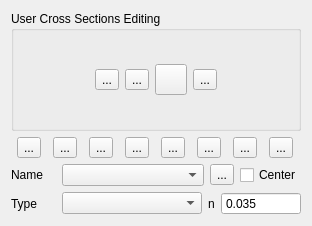
Qt form flo2d/ui/xs_editor.ui (FLO-2DSoftware/qgis-flo-2d-plugin) before a commit.
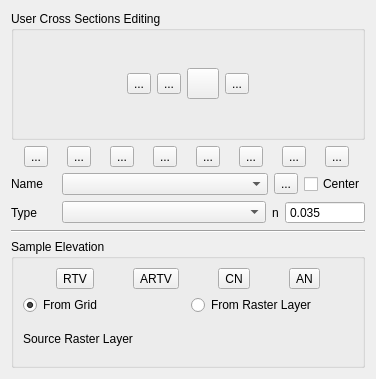
The same form after that commit. Icons and pictures are not drawn.

Commit message: sample cross section elevation

```diff
--- a/flo2d/ui/xs_editor.ui
+++ b/flo2d/ui/xs_editor.ui
@@ -9,8 +9,8 @@
    <rect>
     <x>0</x>
     <y>0</y>
-    <width>312</width>
-    <height>226</height>
+    <width>376</width>
+    <height>379</height>
    </rect>
   </property>
   <property name="windowTitle">
@@ -295,6 +295,125 @@
      </item>
     </layout>
    </item>
+   <item row="5" column="0">
+    <widget class="QGroupBox" name="groupBox">
+     <property name="title">
+      <string>Sample Elevation</string>
+     </property>
+     <layout class="QVBoxLayout" name="verticalLayout">
+      <item>
+       <layout class="QHBoxLayout" name="horizontalLayout_3">
+        <item>
+         <widget class="QToolButton" name="sample_elevation_current_R_T_V_btn">
+          <property name="toolTip">
+           <string>&lt;html&gt;&lt;head/&gt;&lt;body&gt;&lt;p&gt;Sample bank elevation for R,T or V cross section&lt;/p&gt;&lt;/body&gt;&lt;/html&gt;</string>
+          </property>
+          <property name="statusTip">
+           <string>Sample bank elevation for R,T or V cross section</string>
+          </property>
+          <property name="text">
+           <string>RTV</string>
+          </property>
+          <property name="icon">
+           <iconset>
+            <normaloff>../img/sample_channel_current_RTV.svg</normaloff>../img/sample_channel_current_RTV.svg</iconset>
+          </property>
+          <property name="iconSize">
+           <size>
+            <width>24</width>
+            <height>24</height>
+           </size>
+          </property>
+         </widget>
+        </item>
+        <item>
+         <widget class="QToolButton" name="sample_elevation_all_R_T_V_btn">
+          <property name="text">
+           <string>ARTV</string>
+          </property>
+          <property name="icon">
+           <iconset>
+            <normaloff>../img/sample_channel_all_RTV.svg</normaloff>../img/sample_channel_all_RTV.svg</iconset>
+          </property>
+          <property name="iconSize">
+           <size>
+            <width>24</width>
+            <height>24</height>
+           </size>
+          </property>
+         </widget>
+        </item>
+        <item>
+         <widget class="QToolButton" name="sample_elevation_current_natural_btn">
+          <property name="text">
+           <string>CN</string>
+          </property>
+          <property name="icon">
+           <iconset>
+            <normaloff>../img/sample_channel_current_natural.svg</normaloff>../img/sample_channel_current_natural.svg</iconset>
+          </property>
+          <property name="iconSize">
+           <size>
+            <width>24</width>
+            <height>24</height>
+           </size>
+          </property>
+         </widget>
+        </item>
+        <item>
+         <widget class="QToolButton" name="sample_elevation_all_natural_btn">
+          <property name="text">
+           <string>AN</string>
+          </property>
+          <property name="icon">
+           <iconset>
+            <normaloff>../img/sample_channel_all_natural.svg</normaloff>../img/sample_channel_all_natural.svg</iconset>
+          </property>
+          <property name="iconSize">
+           <size>
+            <width>24</width>
+            <height>24</height>
+           </size>
+          </property>
+         </widget>
+        </item>
+       </layout>
+      </item>
+      <item>
+       <layout class="QHBoxLayout" name="horizontalLayout_2">
+        <item>
+         <widget class="QRadioButton" name="grid_radio_btn">
+          <property name="text">
+           <string>From Grid</string>
+          </property>
+          <property name="checked">
+           <bool>true</bool>
+          </property>
+         </widget>
+        </item>
+        <item>
+         <widget class="QRadioButton" name="raster_radio_btn">
+          <property name="text">
+           <string>From Raster Layer</string>
+          </property>
+         </widget>
+        </item>
+       </layout>
+      </item>
+      <item>
+       <layout class="QHBoxLayout" name="source_raster_layout">
+        <item>
+         <widget class="QLabel" name="label_2">
+          <property name="text">
+           <string>Source Raster Layer</string>
+          </property>
+         </widget>
+        </item>
+       </layout>
+      </item>
+     </layout>
+    </widget>
+   </item>
    <item row="2" column="0">
     <layout class="QHBoxLayout" name="horizontalLayout">
      <property name="bottomMargin">
@@ -435,6 +554,13 @@
      </item>
     </layout>
    </item>
+   <item row="4" column="0">
+    <widget class="Line" name="line">
+     <property name="orientation">
+      <enum>Qt::Horizontal</enum>
+     </property>
+    </widget>
+   </item>
   </layout>
  </widget>
  <resources/>
```
Left out of the diff: 274 changed lines with no effect on the pictures. The commit also changes 6 other files.
